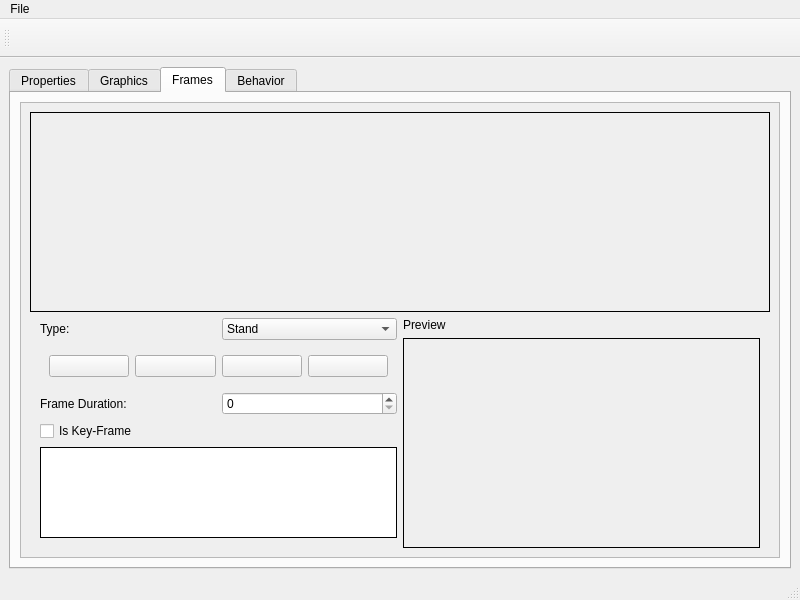
The window that data_editor/enemy/enemyedit.ui (protoman/firefly) describes before a commit, drawn with Qt 5.
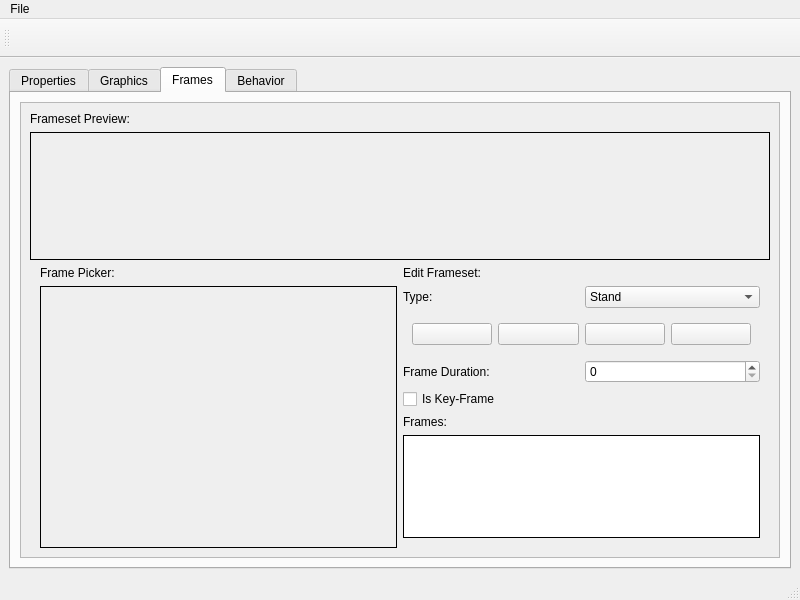
The same window after the commit. The open tabs and pages were chosen to show the change. Icons and pictures are not drawn. Custom widgets are drawn as their Qt base class.

Diff of the .ui file:
```diff
--- a/data_editor/enemy/enemyedit.ui
+++ b/data_editor/enemy/enemyedit.ui
@@ -315,9 +315,9 @@
            <property name="geometry">
             <rect>
              <x>0</x>
-             <y>0</y>
+             <y>-20</y>
              <width>744</width>
-             <height>467</height>
+             <height>481</height>
             </rect>
            </property>
            <layout class="QGridLayout" name="gridLayout_12">
@@ -329,13 +329,20 @@
               <property name="rightMargin">
                <number>10</number>
               </property>
-              <item row="0" column="0">
+              <item row="0" column="2">
                <layout class="QGridLayout" name="gridLayout_11">
                 <item row="0" column="0">
                  <layout class="QVBoxLayout" name="verticalLayout">
                   <property name="bottomMargin">
                    <number>10</number>
                   </property>
+                  <item>
+                   <widget class="QLabel" name="label_19">
+                    <property name="text">
+                     <string>Edit Frameset:</string>
+                    </property>
+                   </widget>
+                  </item>
                   <item>
                    <layout class="QHBoxLayout" name="horizontalLayout_3">
                     <item>
@@ -587,6 +594,13 @@
                     </property>
                    </widget>
                   </item>
+                  <item>
+                   <widget class="QLabel" name="label_20">
+                    <property name="text">
+                     <string>Frames:</string>
+                    </property>
+                   </widget>
+                  </item>
                   <item>
                    <widget class="QListWidget" name="framesListWidget">
                     <property name="sizePolicy">
@@ -604,50 +618,67 @@
                 </item>
                </layout>
               </item>
-              <item row="0" column="1">
-               <layout class="QGridLayout" name="gridLayout_13">
-                <item row="0" column="0">
-                 <widget class="QLabel" name="label_15">
+              <item row="0" column="0">
+               <layout class="QGridLayout" name="gridLayout_7">
+                <item row="1" column="0">
+                 <widget class="EnemyGraphicPreviewAreaWidget" name="frameSelectWidget" native="true">
                   <property name="sizePolicy">
-                   <sizepolicy hsizetype="Preferred" vsizetype="Fixed">
+                   <sizepolicy hsizetype="Preferred" vsizetype="MinimumExpanding">
                     <horstretch>0</horstretch>
                     <verstretch>0</verstretch>
                    </sizepolicy>
                   </property>
-                  <property name="text">
-                   <string>Preview</string>
+                  <property name="minimumSize">
+                   <size>
+                    <width>320</width>
+                    <height>200</height>
+                   </size>
                   </property>
-                 </widget>
-                </item>
-                <item row="1" column="0">
-                 <widget class="QWidget" name="framesPreviewWidget" native="true">
                   <property name="styleSheet">
                    <string notr="true">border: 1px solid black;</string>
                   </property>
                  </widget>
                 </item>
+                <item row="0" column="0">
+                 <widget class="QLabel" name="label_18">
+                  <property name="text">
+                   <string>Frame Picker:</string>
+                  </property>
+                 </widget>
+                </item>
                </layout>
               </item>
              </layout>
             </item>
             <item row="0" column="0">
-             <widget class="EnemyGraphicPreviewAreaWidget" name="frameSelectWidget" native="true">
-              <property name="sizePolicy">
-               <sizepolicy hsizetype="Preferred" vsizetype="MinimumExpanding">
-                <horstretch>0</horstretch>
-                <verstretch>0</verstretch>
-               </sizepolicy>
-              </property>
-              <property name="minimumSize">
-               <size>
-                <width>320</width>
-                <height>200</height>
-               </size>
-              </property>
-              <property name="styleSheet">
-               <string notr="true">border: 1px solid black;</string>
-              </property>
-             </widget>
+             <layout class="QGridLayout" name="gridLayout_13">
+              <item row="0" column="0">
+               <widget class="QLabel" name="label_15">
+                <property name="sizePolicy">
+                 <sizepolicy hsizetype="Preferred" vsizetype="Fixed">
+                  <horstretch>0</horstretch>
+                  <verstretch>0</verstretch>
+                 </sizepolicy>
+                </property>
+                <property name="text">
+                 <string>Frameset Preview:</string>
+                </property>
+               </widget>
+              </item>
+              <item row="1" column="0">
+               <widget class="QWidget" name="framesPreviewWidget" native="true">
+                <property name="minimumSize">
+                 <size>
+                  <width>0</width>
+                  <height>128</height>
+                 </size>
+                </property>
+                <property name="styleSheet">
+                 <string notr="true">border: 1px solid black;</string>
+                </property>
+               </widget>
+              </item>
+             </layout>
             </item>
            </layout>
           </widget>
```
Left out of the diff: 10 changed lines with no effect on the pictures.
